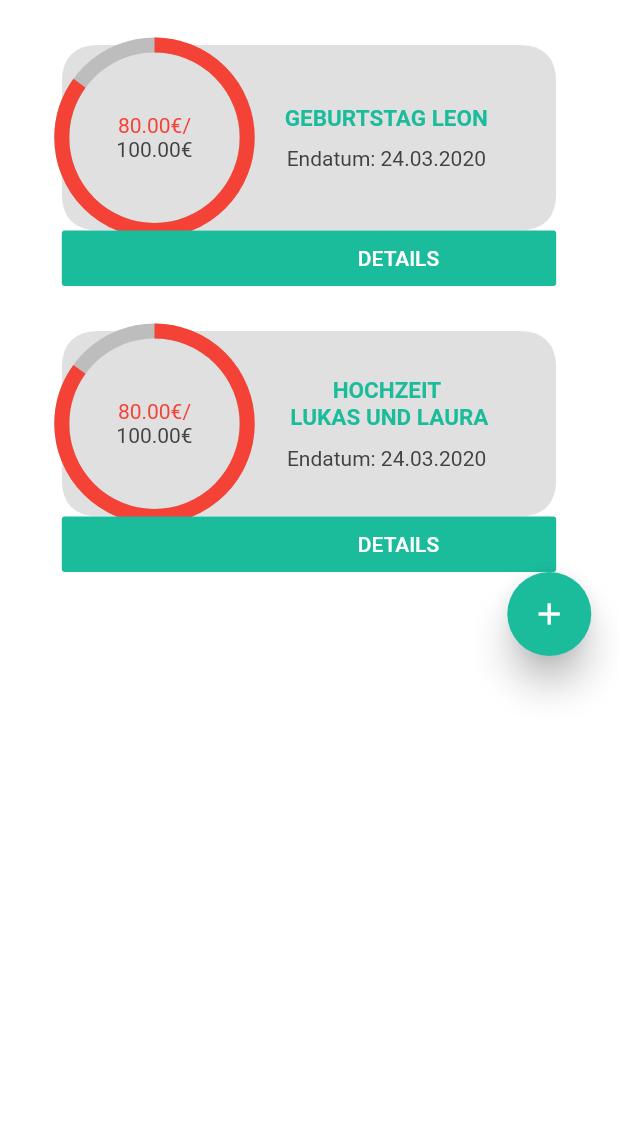
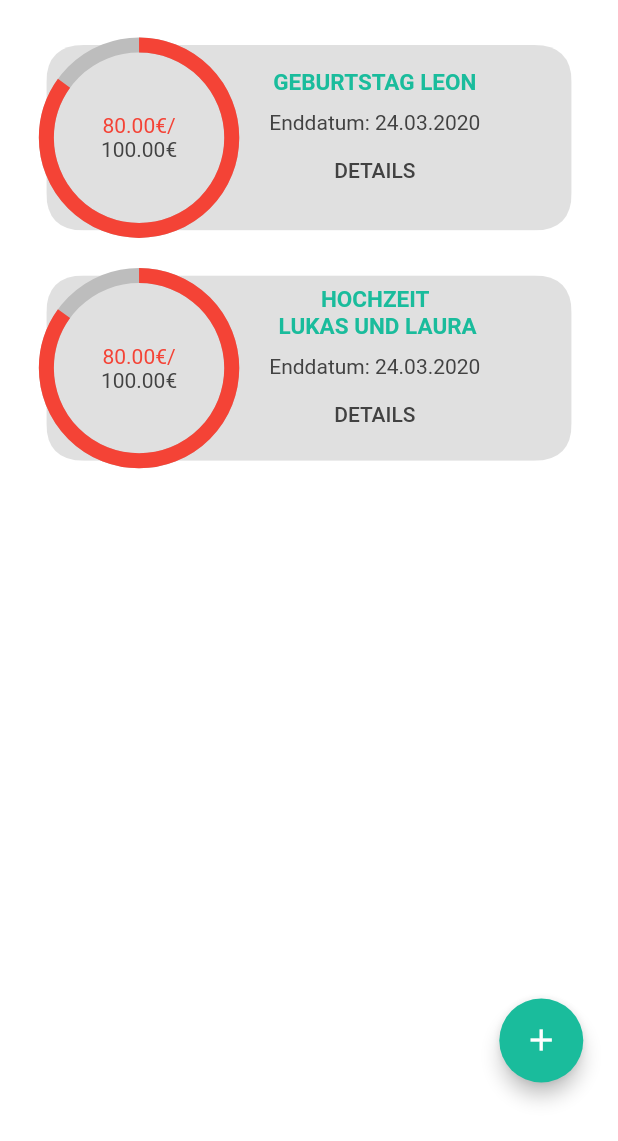
Before and after one commit to JanSchlte/gomobie_, a Flutter app: the CollectionGroups screen opened by its route, on a phone screen of 412 x 824 dp. Shown: the top 1141 px of the screen. Run offline on Flutter 3.47's test engine with Material 2 defaults, Android fonts, the phone set to English and light mode, and no system bars; our stand-ins replace cloud_firestore, firebase_auth; accounts and stored records are empty; generated files the repository leaves out were written again; Roboto replaces fonts that are missing (Metropolis).

Commit message:
Erstellung des Sammelgruppen-Screens im LightMode. Allerdings noch nicht perfektioniert, sondern nur grob

```diff
--- a/lib/pages/home/groups.dart
+++ b/lib/pages/home/groups.dart
@@ -11,10 +11,14 @@ class CollectionGroups extends StatelessWidget {
         children: <Widget>[
           GroupCard('GEBURTSTAG LEON'),
           GroupCard('HOCHZEIT \n LUKAS UND LAURA'),
+          SizedBox(
+            height: MediaQuery.of(context).size.width * 0.87,
+          ),
+          //TODO: Align the add-Button to the bottom-right without the SizedBox
           Align(
-            alignment: Alignment(0.9, 0.9),
+            alignment: Alignment(0.87, 0),
             child: FloatingActionButton(
-              elevation: 10,
+              elevation: 5,
               backgroundColor: Color(0xFF1ABC9C),
               child: Icon(
                 Icons.add,
--- a/lib/widgets/collection_groups.dart
+++ b/lib/widgets/collection_groups.dart
@@ -19,7 +19,7 @@ class GroupCard extends StatelessWidget {
         CustomPaint(
           painter: CardBackgroundPainter(backgroundColor: Colors.black12),
           child: Container(
-            width: MediaQuery.of(context).size.width * 0.8,
+            width: MediaQuery.of(context).size.width * 0.85,
             child: Row(
               mainAxisSize: MainAxisSize.min,
               children: [
@@ -63,6 +63,8 @@ class GroupCard extends StatelessWidget {
                   width: 25,
                 ),
                 Column(
+                  mainAxisSize: MainAxisSize.max,
+                  crossAxisAlignment: CrossAxisAlignment.center,
                   children: <Widget>[
                     Text(
                       title,
@@ -75,17 +77,27 @@ class GroupCard extends StatelessWidget {
                     ),
                     SizedBox(height: 10),
                     Text(
-                      'Endatum: 24.03.2020',
+                      'Enddatum: 24.03.2020',
                       style: TextStyle(
                         color: Colors.grey.shade800,
                       ),
-                    )
+                    ),
+                    FlatButton(
+                      onPressed: () {
+                        // Nicht vorhergesehen beim MVP
+                      },
+                      child: Text(
+                        'DETAILS',
+                        style: TextStyle(color: Colors.grey.shade800),
+                      ),
+                    ),
                   ],
                 ),
               ],
             ),
           ),
         ),
+        /*
         SizedBox(
           //TODO: @Dominik Wie spalte ich den Container farblich in 2 Teile auf, so dass ich den FlatButton nicht separat machen muss?
           width: MediaQuery.of(context).size.width * 0.8,
@@ -101,7 +113,7 @@ class GroupCard extends StatelessWidget {
               ),
             ),
           ),
-        ),
+        ),*/
       ],
     );
   }
```
